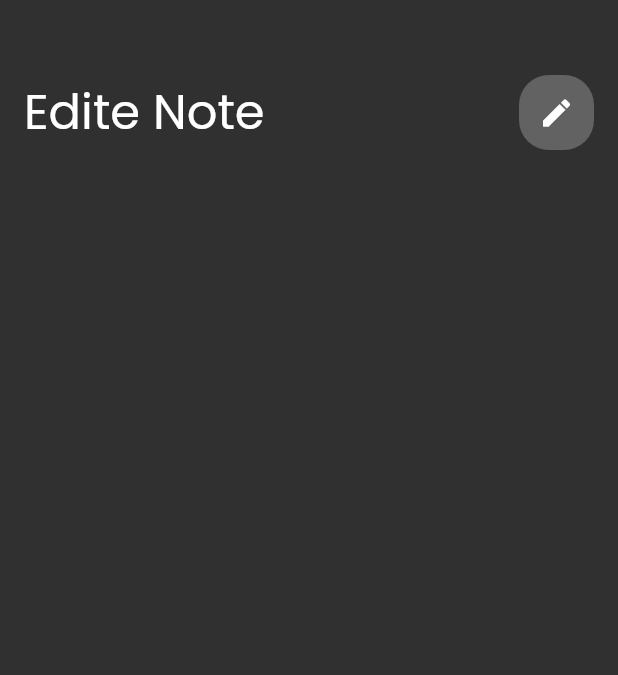
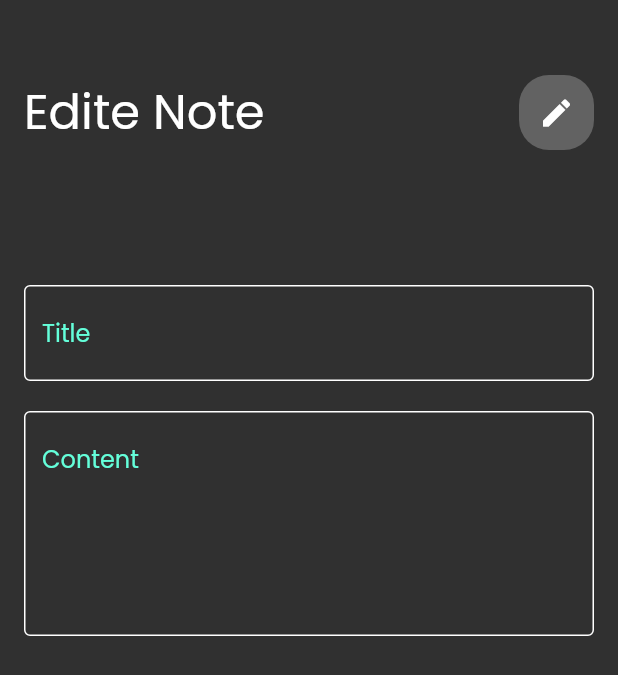
Before and after one commit to mecodeur/notes2_app, a Flutter app: the EditNoteView screen opened directly, on a phone screen of 412 x 824 dp. Shown: the top 675 px of the screen. Run offline on Flutter 3.47's test engine with Material 2 defaults, Android fonts, the phone set to English and light mode, and no system bars; our stand-ins replace font_awesome_flutter.

Commit message:
Edit note view UI done

```diff
--- a/lib/widgets/edit_note_view_body.dart
+++ b/lib/widgets/edit_note_view_body.dart
@@ -1,6 +1,7 @@
 import 'package:flutter/material.dart';
 
 import 'custom_app_bar.dart';
+import 'custom_text_field.dart';
 
 class EditNoteViewBody extends StatelessWidget {
   const EditNoteViewBody({Key? key}) : super(key: key);
@@ -12,6 +13,15 @@ class EditNoteViewBody extends StatelessWidget {
       child: Column(
         children: [
           CustomAppBar(title: 'Edite Note', icon: Icons.edit,),
+          SizedBox(height: 40),
+          CustomTextFormField(
+            hintText: 'Title',
+          ),
+          SizedBox(height: 20),
+          CustomTextFormField(
+            hintText: 'Content',
+            maxLines: 5,
+          ),
         ],
       ),
     );
```
